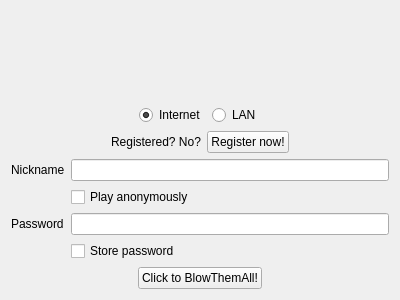
Above: qtclient/ui/loginscreen.ui from z7z8th/blowthemall before the change. Below: the same form after it.
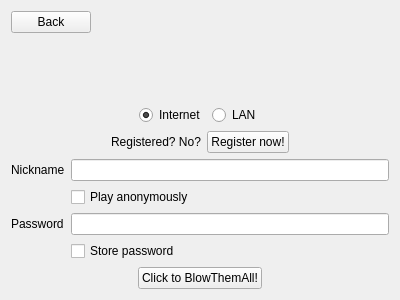
That is the form after the change.

```diff
--- a/qtclient/ui/loginscreen.ui
+++ b/qtclient/ui/loginscreen.ui
@@ -14,6 +14,30 @@
    <string>Form</string>
   </property>
   <layout class="QVBoxLayout" name="verticalLayout">
+   <item>
+    <layout class="QHBoxLayout" name="horizontalLayout_2">
+     <item>
+      <widget class="QPushButton" name="backButton">
+       <property name="text">
+        <string>Back</string>
+       </property>
+      </widget>
+     </item>
+     <item>
+      <spacer name="horizontalSpacer_7">
+       <property name="orientation">
+        <enum>Qt::Horizontal</enum>
+       </property>
+       <property name="sizeHint" stdset="0">
+        <size>
+         <width>40</width>
+         <height>20</height>
+        </size>
+       </property>
+      </spacer>
+     </item>
+    </layout>
+   </item>
    <item>
     <spacer name="verticalSpacer">
      <property name="orientation">
@@ -22,7 +46,7 @@
      <property name="sizeHint" stdset="0">
       <size>
        <width>20</width>
-       <height>42</height>
+       <height>40</height>
       </size>
      </property>
     </spacer>
```
